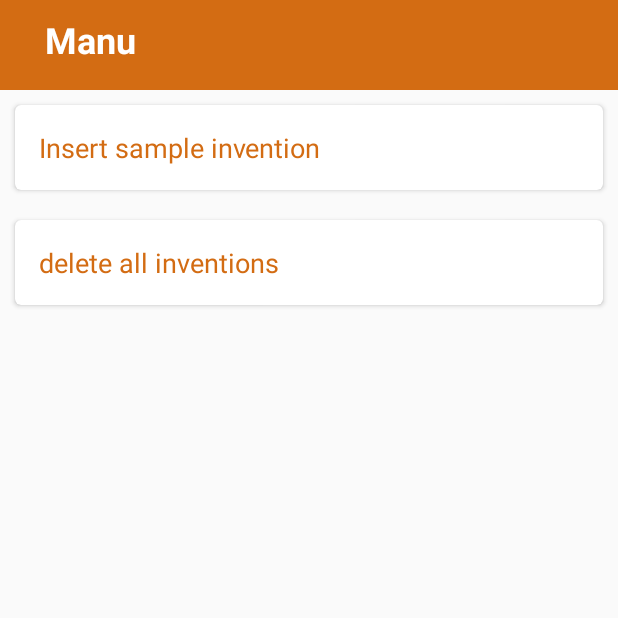
After one commit to Apurba000Biswas/The-Invention, an Android app: the SettingsActivity screen opened directly, with no data from a screen before it, on a phone screen of 412 x 824 dp, the top half of it. The commit adds this screen. Run offline under Robolectric (Android 15) with nearby library versions, the phone set to English and light mode, and no system bars.

Commit message:
1.9 Added manu for inserting sample data or deleteing

```diff
--- a/app/build.gradle
+++ b/app/build.gradle
@@ -27,4 +27,5 @@ dependencies {
     androidTestImplementation 'com.android.support.test.espresso:espresso-core:3.0.1'
 
     compile 'com.android.support:design:26.1.0'
+    implementation 'com.android.support:cardview-v7:26.1.0'
 }
--- a/app/src/main/java/com/example/apurba/theinvention/theinvention/InventoryDetailsActivity.java
+++ b/app/src/main/java/com/example/apurba/theinvention/theinvention/InventoryDetailsActivity.java
@@ -5,7 +5,6 @@ import android.support.annotation.Nullable;
 import android.support.design.widget.CollapsingToolbarLayout;
 import android.support.v7.app.AppCompatActivity;
 import android.support.v7.widget.Toolbar;
-import android.widget.Toast;
 
 /*
  * Created by Apurba on 4/30/2018.
--- /dev/null
+++ b/app/src/main/java/com/example/apurba/theinvention/theinvention/SettingsActivity.java
@@ -0,0 +1,57 @@
+package com.example.apurba.theinvention.theinvention;
+
+import android.content.ContentValues;
+import android.net.Uri;
+import android.os.Bundle;
+import android.support.annotation.Nullable;
+import android.support.v7.app.AppCompatActivity;
+import android.view.View;
+import android.widget.TextView;
+import android.widget.Toast;
+
+import com.example.apurba.theinvention.theinvention.data.InventoryContract;
+
+/*
+ * Created by Apurba on 4/30/2018.
+ */
+
+public class SettingsActivity extends AppCompatActivity {
+
+    @Override
+    protected void onCreate(@Nullable Bundle savedInstanceState) {
+        super.onCreate(savedInstanceState);
+        setContentView(R.layout.settings);
+
+        TextView insert = findViewById(R.id.action_insert_sample_invention);
+        insert.setOnClickListener(new View.OnClickListener() {
+            @Override
+            public void onClick(View view) {
+                insertSampleInvention();
+                finish();
+            }
+        });
+    }
+    private void insertSampleInvention(){
+        ContentValues values = getContentValues();
+        Uri responeUri = getContentResolver().insert(InventoryContract.InventoryEntry.CONTENT_URI, values);
+        if (responeUri == null){
+            //faild
+            Toast.makeText(this, "Error with inserting Invention", Toast.LENGTH_SHORT).show();
+        }else{
+            // succesfull
+            Toast.makeText(this, "Invention saved", Toast.LENGTH_SHORT).show();
+        }
+    }
+    private ContentValues getContentValues(){
+        //create content values to put in the database
+        ContentValues values = new ContentValues();
+        values.put(InventoryContract.InventoryEntry.COLUMN_INVENTORY_NAME, "The Invention");
+        values.put(InventoryContract.InventoryEntry.COLUMN_STATUS, InventoryContract.InventoryEntry.STATUS_RUNNING);
+        values.put(InventoryContract.InventoryEntry.COLUMN_INVENTORY_URL, "no url yet");
+        values.put(InventoryContract.InventoryEntry.COLUMN_INVENTORY_DESCRIPTION, "This is all about new creation");
+        values.put(InventoryContract.InventoryEntry.COLUMN_INVENTORY_PLATFORM, "Android app");
+        values.put(InventoryContract.InventoryEntry.COLUMN_INVENTORY_TYPE, "Computer Software");
+
+        return values;
+    }
+}
--- a/app/src/main/res/layout/activity_main.xml
+++ b/app/src/main/res/layout/activity_main.xml
@@ -22,7 +22,7 @@
             android:textColor="#FFFFFF"
             android:text="The Invention"/>
         <ImageView
-            android:id="@+id/manu"
+            android:id="@+id/settings"
             android:layout_marginTop="10dp"
             android:layout_alignParentRight="true"
             android:layout_width="wrap_content"
--- /dev/null
+++ b/app/src/main/res/layout/settings.xml
@@ -0,0 +1,60 @@
+<?xml version="1.0" encoding="utf-8"?>
+<LinearLayout
+    xmlns:android="http://schemas.android.com/apk/res/android"
+    android:layout_width="match_parent"
+    android:orientation="vertical"
+    android:layout_height="match_parent">
+
+    <LinearLayout
+        android:layout_width="match_parent"
+        android:layout_height="60dp"
+        android:background="@color/colorPrimary">
+        <TextView
+            android:layout_marginTop="10dp"
+            android:layout_marginLeft="30dp"
+            android:textStyle="bold"
+            android:textSize="24sp"
+            android:textColor="#FFFFFF"
+            android:text="Manu"
+            android:layout_width="wrap_content"
+            android:layout_height="wrap_content" />
+    </LinearLayout>
+
+    <android.support.v7.widget.CardView
+        xmlns:card_view="http://schemas.android.com/apk/res-auto"
+        android:layout_width="match_parent"
+        android:layout_height="wrap_content"
+        android:layout_margin="10dp"
+        card_view:cardCornerRadius="4dp">
+
+        <TextView
+            android:id="@+id/action_insert_sample_invention"
+            android:textSize="18sp"
+            android:textColor="@color/colorPrimary"
+            android:layout_margin="16dp"
+            android:layout_width="wrap_content"
+            android:layout_height="wrap_content"
+            android:text="@string/action_insert_dummy_invention"/>
+
+    </android.support.v7.widget.CardView>
+
+    <android.support.v7.widget.CardView
+        xmlns:card_view="http://schemas.android.com/apk/res-auto"
+        android:layout_width="match_parent"
+        android:layout_height="wrap_content"
+        android:layout_margin="10dp"
+        card_view:cardCornerRadius="4dp">
+
+        <TextView
+            android:textColor="@color/colorPrimary"
+            android:layout_margin="16dp"
+            android:textSize="18sp"
+            android:layout_width="wrap_content"
+            android:layout_height="wrap_content"
+            android:text="@string/action_delete_all_inventions"/>
+
+    </android.support.v7.widget.CardView>
+
+
+
+</LinearLayout>
--- a/app/src/main/res/values/strings.xml
+++ b/app/src/main/res/values/strings.xml
@@ -3,4 +3,5 @@
 
     <string name="action_insert_dummy_invention">Insert sample invention</string>
     <string name="action_delete_all_inventions">delete all inventions</string>
+    <string name="action_blank">Blank invention</string>
 </resources>
--- a/app/src/main/res/values/styles.xml
+++ b/app/src/main/res/values/styles.xml
@@ -20,10 +20,8 @@
         <item name="android:orientation">vertical</item>
     </style>
 
-    <style name="AppTheme.NoActionBar">
-        <item name="windowActionBar">true</item>
-        <item name="windowNoTitle">false</item>
-        <item name="android:textColor">#FFFFFF</item>
+    <style name="CustomSpinnerTheme" parent="android:Widget.Spinner">
+        <item name="android:background">@drawable/manu</item>
     </style>
 
 </resources>
```
Also changed, not shown: app/src/main/AndroidManifest.xml (+8 -0 lines), app/src/main/java/com/example/apurba/theinvention/theinvention/MainActivity.java (+41 -52 lines), app/src/main/res/values/arrays.xml (added, +8 -0 lines).
